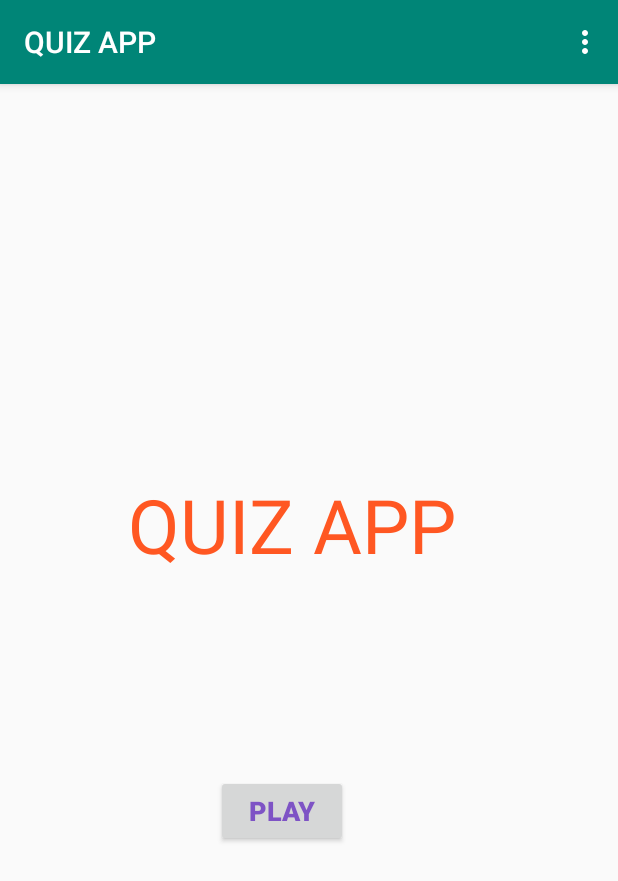
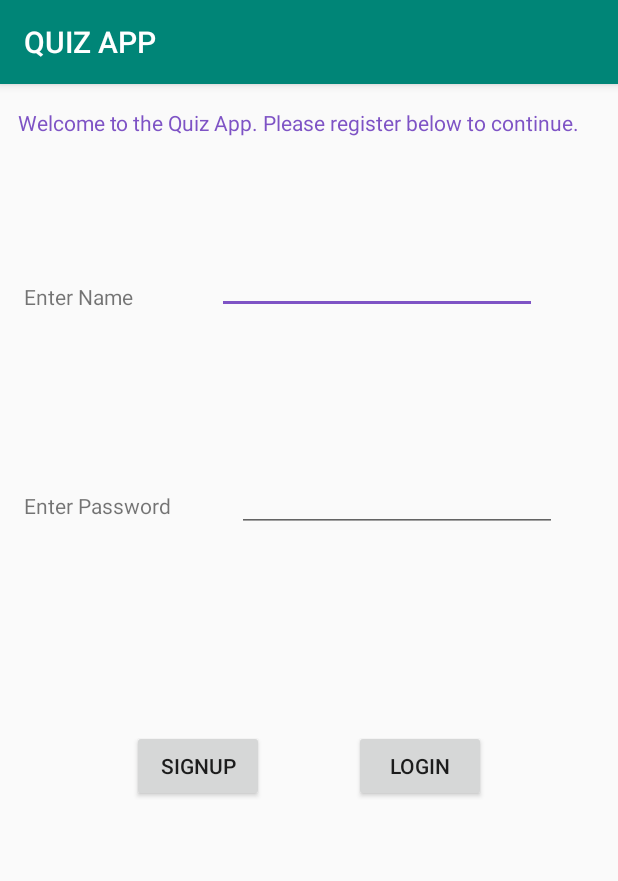
Before and after one commit to mahajanakshat07/mobilecomputing855, an Android app: the screen it shows after launch (MainActivity before the commit, LoginActivity after it), on a phone screen of 412 x 824 dp. Shown: the top 881 px of the screen. Run offline under Robolectric (Android 15) with nearby library versions, the phone set to English and light mode, and no system bars; our stand-ins replace Room's generated code.

Commit message:
Room Database Added

```diff
--- a/QuizApp/app/build.gradle
+++ b/QuizApp/app/build.gradle
@@ -48,5 +48,8 @@ dependencies {
     implementation 'androidx.navigation:navigation-ui-ktx:2.1.0'
     implementation 'androidx.appcompat:appcompat:1.1.0'
     implementation 'androidx.constraintlayout:constraintlayout:1.1.3'
+    def room_version = "2.2.2"
+    implementation "androidx.room:room-runtime:$room_version"
+    kapt "androidx.room:room-compiler:$room_version"
 
 }
--- /dev/null
+++ b/QuizApp/app/src/main/java/com/example/android/navigation/LoginDB.kt
@@ -0,0 +1,11 @@
+package com.example.android.navigation
+
+import androidx.room.Database
+import androidx.room.RoomDatabase
+
+@Database(entities = [(Login::class)],version = 1)   //Specify the android complier that this will be a database with the name of the entitiy provided and version of database which we are using
+abstract class LoginDB : RoomDatabase() {           //abstarct class that extends RoomDatabase()
+    abstract fun safe(): LoginDAO
+    //abstarct function with 0 parameteres and DAO class as its return type.
+
+}
--- a/QuizApp/app/src/main/res/layout/activity_login.xml
+++ b/QuizApp/app/src/main/res/layout/activity_login.xml
@@ -6,4 +6,82 @@
     android:layout_height="match_parent"
     tools:context=".LoginActivity">
 
+
+    <TextView
+        android:id="@+id/textView"
+        android:layout_width="wrap_content"
+        android:layout_height="wrap_content"
+        android:layout_marginLeft="16dp"
+        android:layout_marginTop="132dp"
+        android:text="Enter Name"
+        app:layout_constraintLeft_toLeftOf="parent"
+        app:layout_constraintTop_toTopOf="parent" />
+
+    <EditText
+        android:id="@+id/entername"
+        android:layout_width="wrap_content"
+        android:layout_height="wrap_content"
+        android:layout_marginStart="56dp"
+        android:layout_marginTop="108dp"
+        android:autofillHints=""
+        android:ems="10"
+        android:inputType="textPersonName"
+        app:layout_constraintStart_toEndOf="@+id/textView"
+        app:layout_constraintTop_toTopOf="parent" />
+
+    <TextView
+        android:id="@+id/textView2"
+        android:layout_width="wrap_content"
+        android:layout_height="wrap_content"
+        android:layout_marginStart="16dp"
+        android:layout_marginTop="120dp"
+        android:text="Enter Password"
+        app:layout_constraintStart_toStartOf="parent"
+        app:layout_constraintTop_toBottomOf="@+id/textView" />
+
+    <EditText
+        android:id="@+id/enterpassword"
+        android:layout_width="wrap_content"
+        android:layout_height="wrap_content"
+        android:layout_marginStart="44dp"
+        android:layout_marginTop="100dp"
+        android:ems="10"
+        android:inputType="textPassword"
+        app:layout_constraintStart_toEndOf="@+id/textView2"
+        app:layout_constraintTop_toBottomOf="@+id/entername" />
+
+    <Button
+        android:id="@+id/signup"
+        android:layout_width="wrap_content"
+        android:layout_height="wrap_content"
+        android:layout_marginStart="88dp"
+        android:layout_marginTop="140dp"
+        android:text="SignUp"
+        app:layout_constraintStart_toStartOf="parent"
+        app:layout_constraintTop_toBottomOf="@+id/textView2"
+        tools:text="SIGNUP" />
+
+    <Button
+        android:id="@+id/login"
+        android:layout_width="wrap_content"
+        android:layout_height="wrap_content"
+        android:layout_marginStart="60dp"
+        android:layout_marginTop="132dp"
+        android:text="Login"
+        app:layout_constraintStart_toEndOf="@+id/signup"
+        app:layout_constraintTop_toBottomOf="@+id/enterpassword"
+        tools:text="LOGIN" />
+
+    <TextView
+        android:id="@+id/textView3"
+        android:layout_width="wrap_content"
+        android:layout_height="wrap_content"
+        android:layout_marginStart="12dp"
+        android:layout_marginTop="16dp"
+        android:text="Welcome to the Quiz App. Please register below to continue."
+        android:textColor="@color/colorAccent"
+        app:layout_constraintStart_toStartOf="parent"
+        app:layout_constraintTop_toTopOf="parent" />
+
+
 </androidx.constraintlayout.widget.ConstraintLayout>
```
Also changed, not shown: QuizApp/app/src/main/AndroidManifest.xml (+7 -0 lines), QuizApp/app/src/main/java/com/example/android/navigation/Login.kt (added, +17 -0 lines), QuizApp/app/src/main/java/com/example/android/navigation/LoginActivity.kt (added, +75 -0 lines), QuizApp/app/src/main/java/com/example/android/navigation/LoginDAO.kt (added, +17 -0 lines).
